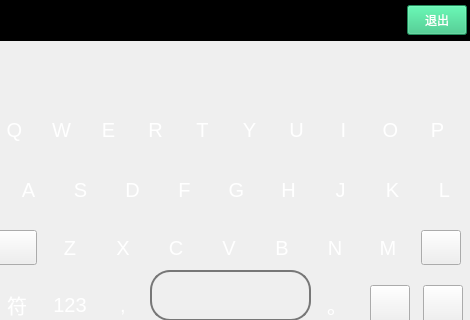
This is ui/keyboardialog.ui in zwq1270033721/my_mp157_smart_home_panel as Qt 5 draws it before an edit. The edited form follows.
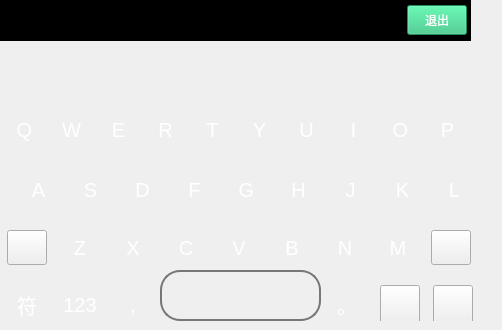
This is the edited form. Icons and pictures are not drawn.

Diff of the .ui file:
```diff
--- a/ui/keyboardialog.ui
+++ b/ui/keyboardialog.ui
@@ -6,20 +6,20 @@
    <rect>
     <x>0</x>
     <y>0</y>
-    <width>470</width>
-    <height>320</height>
+    <width>502</width>
+    <height>330</height>
    </rect>
   </property>
   <property name="minimumSize">
    <size>
-    <width>470</width>
-    <height>280</height>
+    <width>502</width>
+    <height>330</height>
    </size>
   </property>
   <property name="maximumSize">
    <size>
-    <width>470</width>
-    <height>320</height>
+    <width>502</width>
+    <height>330</height>
    </size>
   </property>
   <property name="windowTitle">
@@ -28,21 +28,21 @@
   <widget class="QStackedWidget" name="kbStacked">
    <property name="geometry">
     <rect>
-     <x>-10</x>
+     <x>0</x>
      <y>40</y>
-     <width>490</width>
+     <width>502</width>
      <height>290</height>
     </rect>
    </property>
    <property name="minimumSize">
     <size>
-     <width>490</width>
+     <width>502</width>
      <height>290</height>
     </size>
    </property>
    <property name="maximumSize">
     <size>
-     <width>490</width>
+     <width>502</width>
      <height>290</height>
     </size>
    </property>
@@ -2404,19 +2404,19 @@
       <rect>
        <x>0</x>
        <y>-1</y>
-       <width>490</width>
+       <width>502</width>
        <height>290</height>
       </rect>
      </property>
      <property name="minimumSize">
       <size>
-       <width>490</width>
+       <width>502</width>
        <height>290</height>
       </size>
      </property>
      <property name="maximumSize">
       <size>
-       <width>490</width>
+       <width>502</width>
        <height>290</height>
       </size>
      </property>
```
Left out of the diff: 12 changed lines with no effect on the pictures.
